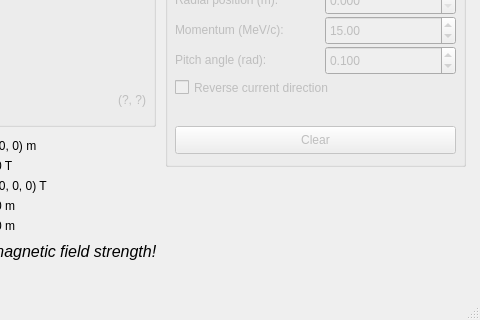
This is gui/ui/meq.ui in hoppe93/softplot as Qt 5 draws it before an edit; both pictures show x 155 to 635 and y 564 to 884 of the 635 by 884 pixel window. The edited form follows.
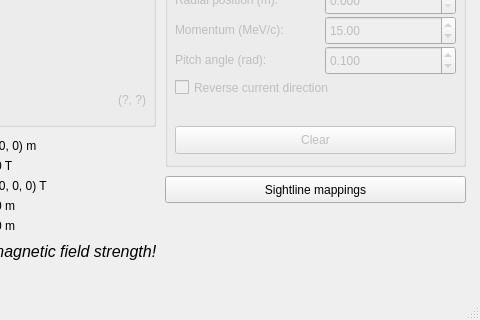
This is the edited form.

Commit message: Began implementing LoS analyser in Meq GUI

Diff of the .ui file:
```diff
--- a/gui/ui/meq.ui
+++ b/gui/ui/meq.ui
@@ -805,6 +805,19 @@
      <string>0 m</string>
     </property>
    </widget>
+   <widget class="QPushButton" name="btnSightlines">
+    <property name="geometry">
+     <rect>
+      <x>320</x>
+      <y>740</y>
+      <width>301</width>
+      <height>27</height>
+     </rect>
+    </property>
+    <property name="text">
+     <string>Sightline mappings</string>
+    </property>
+   </widget>
   </widget>
   <widget class="QMenuBar" name="menubar">
    <property name="geometry">
```
The commit also changes 6 other files.
